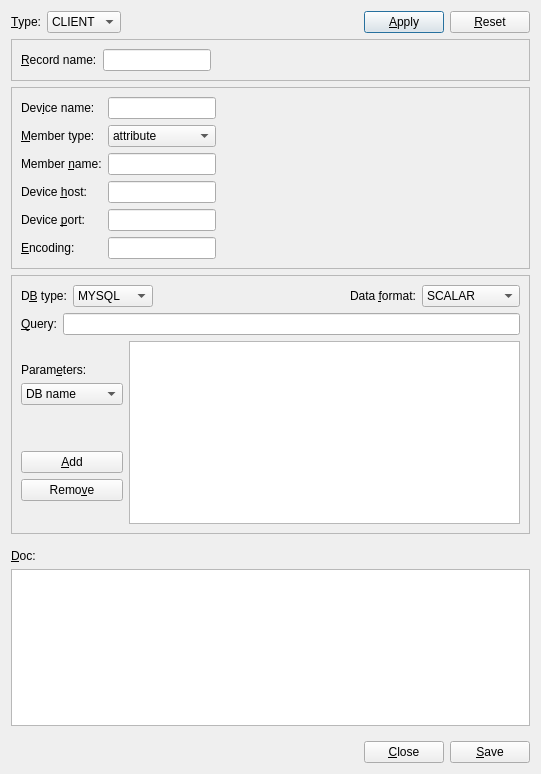
Qt form ndtsconfigtool/ui/datasourcedlg.ui (jkotan/nexdatas.configtool) before a commit.
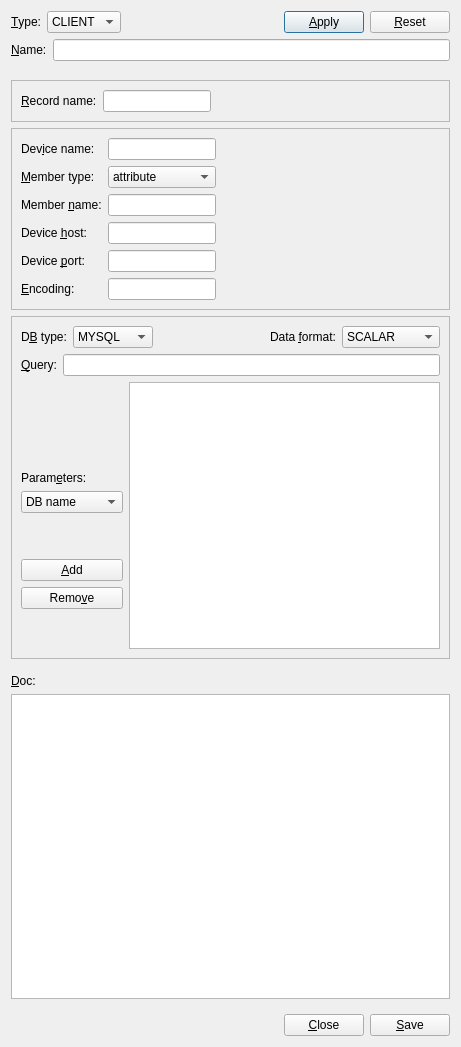
The same form after that commit.

Commit message: adding names to datasources

```diff
--- a/ndtsconfigtool/ui/datasourcedlg.ui
+++ b/ndtsconfigtool/ui/datasourcedlg.ui
@@ -6,8 +6,8 @@
    <rect>
     <x>0</x>
     <y>0</y>
-    <width>541</width>
-    <height>774</height>
+    <width>461</width>
+    <height>1047</height>
    </rect>
   </property>
   <property name="windowTitle">
@@ -76,6 +76,44 @@
        </item>
       </layout>
      </item>
+     <item>
+      <widget class="QFrame" name="nameFrame">
+       <property name="frameShape">
+        <enum>QFrame::NoFrame</enum>
+       </property>
+       <property name="frameShadow">
+        <enum>QFrame::Raised</enum>
+       </property>
+       <layout class="QFormLayout" name="formLayout_3">
+        <property name="horizontalSpacing">
+         <number>0</number>
+        </property>
+        <property name="verticalSpacing">
+         <number>0</number>
+        </property>
+        <property name="margin">
+         <number>0</number>
+        </property>
+        <item row="0" column="1">
+         <layout class="QHBoxLayout" name="horizontalLayout_7">
+          <item>
+           <widget class="QLabel" name="nameLabel">
+            <property name="text">
+             <string>&amp;Name:  </string>
+            </property>
+            <property name="buddy">
+             <cstring>cRecNameLineEdit</cstring>
+            </property>
+           </widget>
+          </item>
+          <item>
+           <widget class="QLineEdit" name="nameLineEdit"/>
+          </item>
+         </layout>
+        </item>
+       </layout>
+      </widget>
+     </item>
      <item>
       <spacer name="verticalSpacer_4">
        <property name="orientation">
```
Left out of the diff: 2 changed lines with no effect on the pictures. The commit also changes 1 other file.
